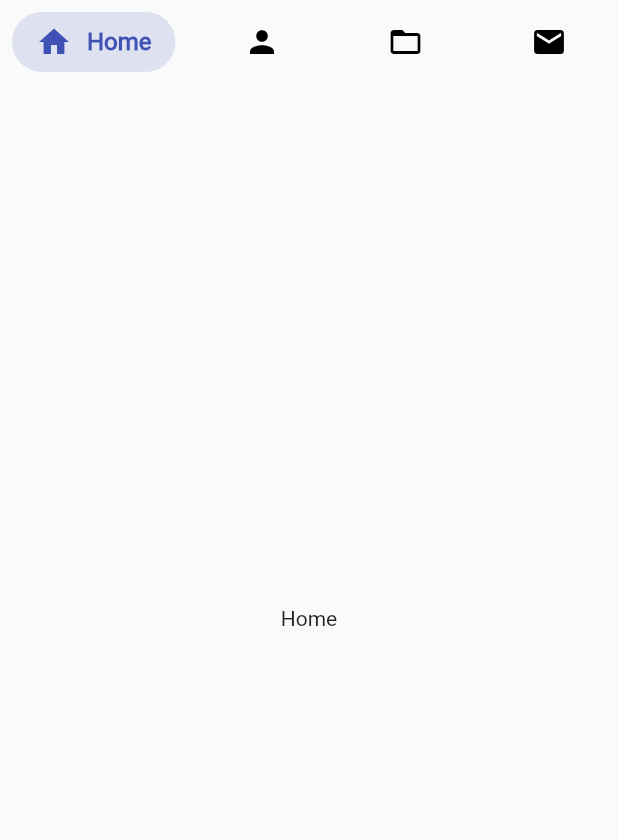
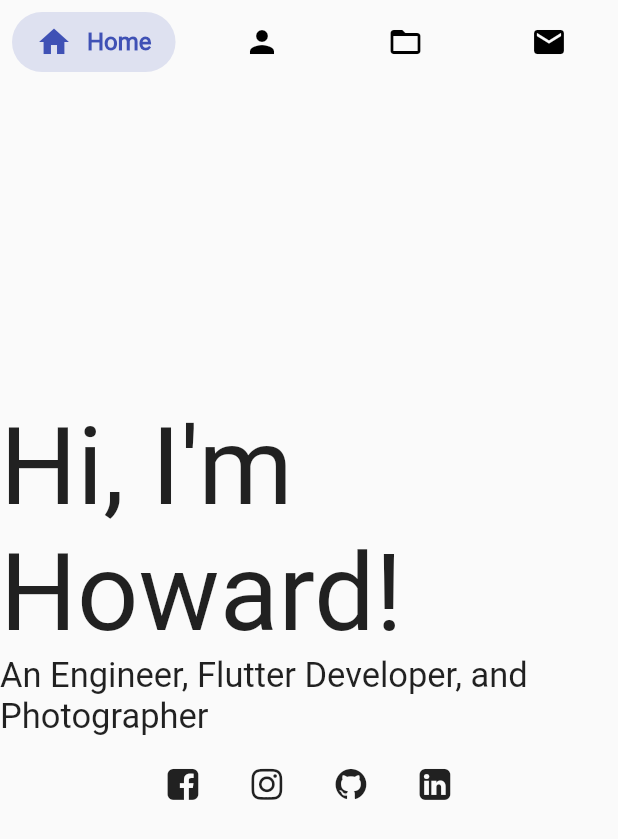
Before and after one commit to howardt12345/flutter-web-test, a Flutter app: the screen it shows after launch, on a phone screen of 412 x 824 dp. Shown: the top 839 px of the screen. Run offline on Flutter 3.47's test engine with Material 2 defaults, Android fonts, the phone set to English and light mode, and no system bars; missing offline and left inert: dart:html.

Commit message:
Working on home page

```diff
--- a/docs/assets/AssetManifest.json
+++ b/docs/assets/AssetManifest.json
@@ -1 +1 @@
-{"packages/cupertino_icons/assets/CupertinoIcons.ttf":["packages/cupertino_icons/assets/CupertinoIcons.ttf"],"fonts/Roboto-Regular.ttf":["fonts/Roboto-Regular.ttf"]}
+{"packages/cupertino_icons/assets/CupertinoIcons.ttf":["packages/cupertino_icons/assets/CupertinoIcons.ttf"],"fonts/CustomIcons.ttf":["fonts/CustomIcons.ttf"],"fonts/Roboto-Regular.ttf":["fonts/Roboto-Regular.ttf"]}
--- a/docs/assets/FontManifest.json
+++ b/docs/assets/FontManifest.json
@@ -1 +1 @@
-[{"family":"MaterialIcons","fonts":[{"asset":"fonts/MaterialIcons-Regular.ttf"}]},{"family":"Roboto","fonts":[{"asset":"fonts/Roboto-Regular.ttf"}]},{"family":"packages/cupertino_icons/CupertinoIcons","fonts":[{"asset":"packages/cupertino_icons/assets/CupertinoIcons.ttf"}]}]
+[{"family":"MaterialIcons","fonts":[{"asset":"fonts/MaterialIcons-Regular.ttf"}]},{"family":"Roboto","fonts":[{"asset":"fonts/Roboto-Regular.ttf"}]},{"family":"CustomIcons","fonts":[{"asset":"fonts/CustomIcons.ttf"}]},{"family":"packages/cupertino_icons/CupertinoIcons","fonts":[{"asset":"packages/cupertino_icons/assets/CupertinoIcons.ttf"}]}]
--- a/lib/ui/pages/home.dart
+++ b/lib/ui/pages/home.dart
@@ -1,4 +1,7 @@
 import 'package:flutter/material.dart';
+import 'package:flutter_web_test/utils/custom_icons.dart';
+import 'package:flutter_web_test/utils/functions.dart';
+import 'dart:html' as html;
 
 class HomePage extends StatefulWidget {
   @override
@@ -24,7 +27,57 @@ class _HomePageState extends State<HomePage> with SingleTickerProviderStateMixin
   Widget build(BuildContext context) {
     return Container(
       child: Center(
-        child: Text("Home"),
+        child: Column(
+          mainAxisAlignment: MainAxisAlignment.center,
+          children: <Widget>[
+            RichText(
+              text: TextSpan(
+                text: "Hi, I'm Howard!",
+                style: Theme.of(context).textTheme.title.copyWith(
+                    fontSize: 72
+                ),
+              ),
+            ),
+            RichText(
+              text: TextSpan(
+                text: "An Engineer, Flutter Developer, and Photographer",
+                style: Theme.of(context).textTheme.title.copyWith(
+                  fontSize: 23,
+                  fontWeight: FontWeight.w300
+                ),
+              ),
+            ),
+            ButtonBar(
+              mainAxisSize: MainAxisSize.min,
+              children: <Widget>[
+                IconButton(
+                  icon: Icon(
+                      CustomIcons.facebook_squared
+                  ),
+                  onPressed: () => html.window.open("https://www.facebook.com/howardt12345", "Facebook"),
+                ),
+                IconButton(
+                  icon: Icon(
+                      CustomIcons.instagram
+                  ),
+                  onPressed: () => html.window.open("https://www.instagram.com/howardt12345", "Facebook"),
+                ),
+                IconButton(
+                  icon: Icon(
+                      CustomIcons.github_circled
+                  ),
+                  onPressed: () => html.window.open("https://www.github.com/howardt12345", "Facebook"),
+                ),
+                IconButton(
+                  icon: Icon(
+                      CustomIcons.linkedin_squared
+                  ),
+                  onPressed: () => html.window.open("https://www.linkedin.com/in/howardt12345", "Facebook"),
+                ),
+              ],
+            )
+          ],
+        ),
       ),
     );
   }
--- /dev/null
+++ b/lib/utils/custom_icons.dart
@@ -0,0 +1,32 @@
+/// Flutter icons CustomIcons
+/// Copyright (C) 2019 by original authors @ fluttericon.com, fontello.com
+/// This font was generated by FlutterIcon.com, which is derived from Fontello.
+///
+/// To use this font, place it in your fonts/ directory and include the
+/// following in your pubspec.yaml
+///
+/// flutter:
+///   fonts:
+///    - family:  CustomIcons
+///      fonts:
+///       - asset: fonts/CustomIcons.ttf
+///
+///
+/// * Font Awesome, Copyright (C) 2016 by Dave Gandy
+///         Author:    Dave Gandy
+///         License:   SIL ()
+///         Homepage:  http://fortawesome.github.com/Font-Awesome/
+///
+import 'package:flutter/widgets.dart';
+
+class CustomIcons {
+  CustomIcons._();
+
+  static const _kFontFam = 'CustomIcons';
+
+  static const IconData github_circled = const IconData(0xf09b, fontFamily: _kFontFam);
+  static const IconData youtube_play = const IconData(0xf16a, fontFamily: _kFontFam);
+  static const IconData instagram = const IconData(0xf16d, fontFamily: _kFontFam);
+  static const IconData facebook_squared = const IconData(0xf308, fontFamily: _kFontFam);
+  static const IconData linkedin_squared = const IconData(0xf30c, fontFamily: _kFontFam);
+}
--- a/pubspec.yaml
+++ b/pubspec.yaml
@@ -75,3 +75,6 @@ flutter:
     - family: Roboto
       fonts:
         - asset: fonts/Roboto-Regular.ttf
+    - family:  CustomIcons
+      fonts:
+       - asset: fonts/CustomIcons.ttf
```
Also changed, not shown: docs/assets/fonts/CustomIcons.ttf (added), fonts/CustomIcons.ttf (added), 5 other files.
